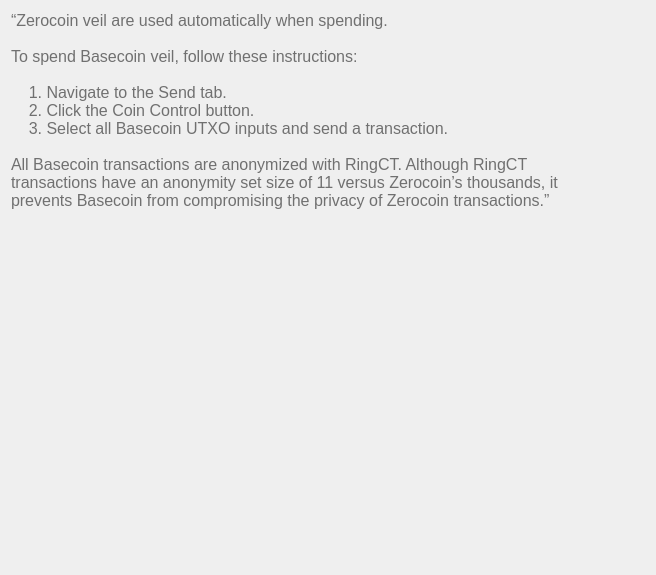
This is src/qt/veil/forms/settingsfaq05.ui in Veil-Project/veil as Qt 5 draws it before an edit. The edited form follows.
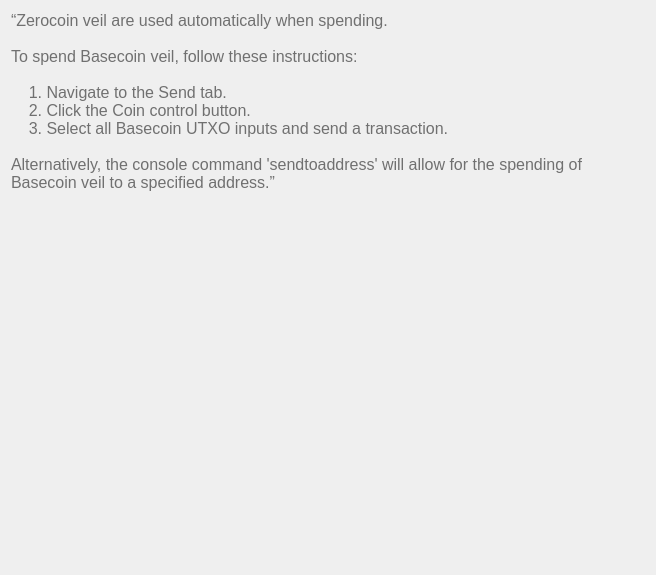
This is the edited form.

Commit message: Remove or update of Zerocoin privacy mentions

```diff
--- a/src/qt/veil/forms/settingsfaq05.ui
+++ b/src/qt/veil/forms/settingsfaq05.ui
@@ -38,10 +38,10 @@
 To spend Basecoin veil, follow these instructions:
 
     1. Navigate to the Send tab.
-    2. Click the Coin Control button.
+    2. Click the Coin control button.
     3. Select all Basecoin UTXO inputs and send a transaction.
 
-All Basecoin transactions are anonymized with RingCT. Although RingCT transactions have an anonymity set size of 11 versus Zerocoin’s thousands, it prevents Basecoin from compromising the privacy of Zerocoin transactions.”					</string>
+Alternatively, the console command 'sendtoaddress' will allow for the spending of Basecoin veil to a specified address.”					</string>
      </property>
      <property name="alignment">
       <set>Qt::AlignLeading|Qt::AlignLeft|Qt::AlignTop</set>
```
The commit also changes 31 other files.
